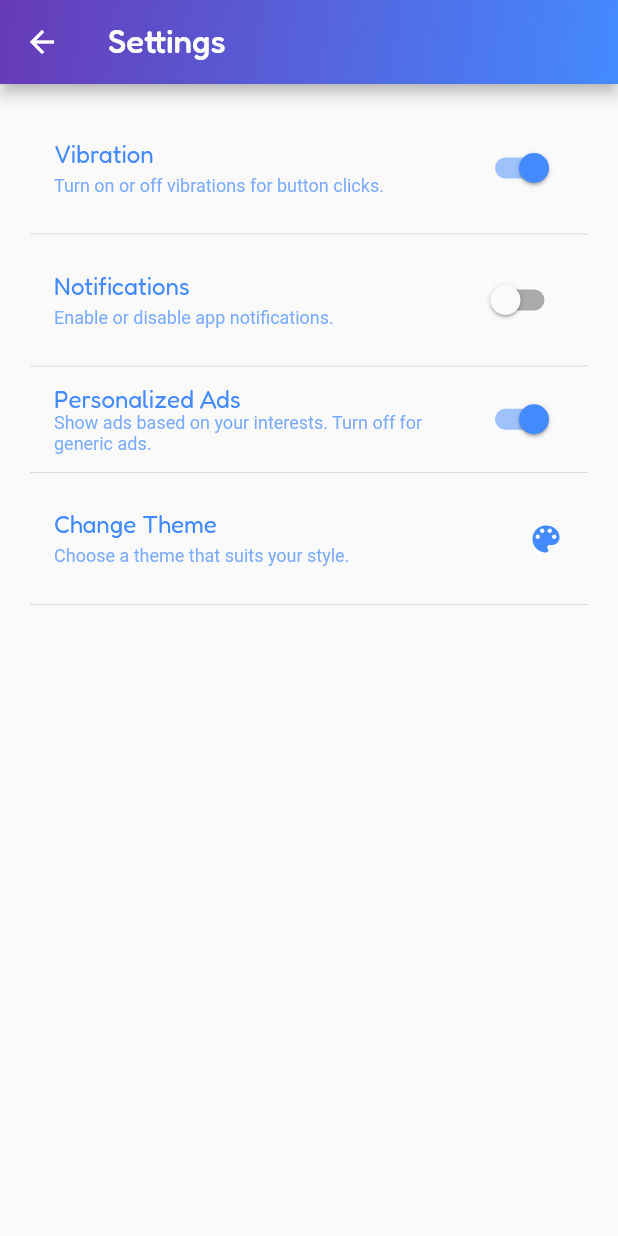
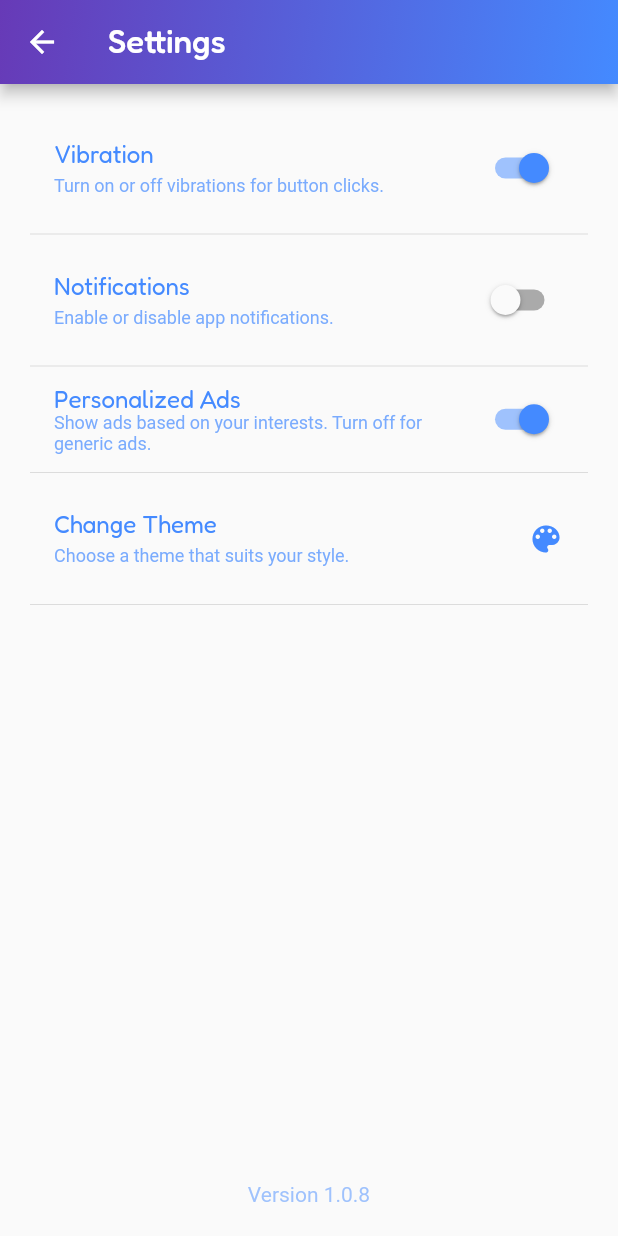
Before and after one commit to Samooh-9820060/technomaths, a Flutter app: the screen it shows after launch, after a tap on "Settings", on a phone screen of 412 x 824 dp. Run offline on Flutter 3.47's test engine with Material 2 defaults, Android fonts, the phone set to English and light mode, and no system bars; our stand-ins replace cloud_firestore, connectivity_plus, device_info_plus, firebase_core, flutter_local_notifications, font_awesome_flutter and 7 more; missing offline and left inert: android_alarm_manager_plus, android_intent_plus, dart:ffi, flutter_vibrate, notification_permissions; accounts and stored records are empty.

Commit message:
v 1.0.8 ready
settings screen UI updated to show version info on the bottom

```diff
--- a/lib/screens/settings.dart
+++ b/lib/screens/settings.dart
@@ -21,12 +21,21 @@ class _SettingsScreenState extends State<SettingsScreen> {
   bool _isPersonalizedAdsOn = true;
   String _appTheme = 'light';
   bool _isLoading = true;
+  String? appVersion;
   late var themeColors;
 
   @override
   void initState() {
     super.initState();
     _loadInitialPreferences();
+    _getAppVersion();
+  }
+
+  Future<void> _getAppVersion() async {
+    PackageInfo packageInfo = await PackageInfo.fromPlatform();
+    setState(() {
+      appVersion = "Version ${packageInfo.version}";
+    });
   }
 
   _loadInitialPreferences() async {
@@ -121,9 +130,12 @@ class _SettingsScreenState extends State<SettingsScreen> {
           ),
         ),
       ),
-      body: Container(
-        child: ListView(
+      body: Column(
+        children: [
+          Expanded(
+            child: SingleChildScrollView(
               padding: const EdgeInsets.all(20.0),
+              child: Column(
                 children: [
                   ListTile(
                     title: Text(
@@ -238,9 +250,23 @@ class _SettingsScreenState extends State<SettingsScreen> {
                 padding: EdgeInsets.symmetric(horizontal: 20, vertical: 10),
                 minimumSize: Size(MediaQuery.of(context).size.width * 0.4, 50),
               ),
-            ),*/
+            ),*/                ],
+              ),
+            ),
+          ),
+          Padding(
+            padding: const EdgeInsets.all(20.0),
+            child: Center(
+              child: Text(
+                appVersion ?? "",
+                style: TextStyle(
+                  fontSize: 14,
+                  color: themeColors.textColor.withOpacity(0.5),
+                ),
+              ),
+            ),
+          ),
         ],
-        ),
       ),
     );
   }
--- a/pubspec.yaml
+++ b/pubspec.yaml
@@ -16,7 +16,7 @@ publish_to: 'none' # Remove this line if you wish to publish to pub.dev
 # https://developer.apple.com/library/archive/documentation/General/Reference/InfoPlistKeyReference/Articles/CoreFoundationKeys.html
 # In Windows, build-name is used as the major, minor, and patch parts
 # of the product and file versions while build-number is used as the build suffix.
-version: 1.0.7+8
+version: 1.0.8+9
 
 environment:
   sdk: '>=3.0.2 <4.0.0'
```
Lines whose indentation alone changed are shown as unchanged.
